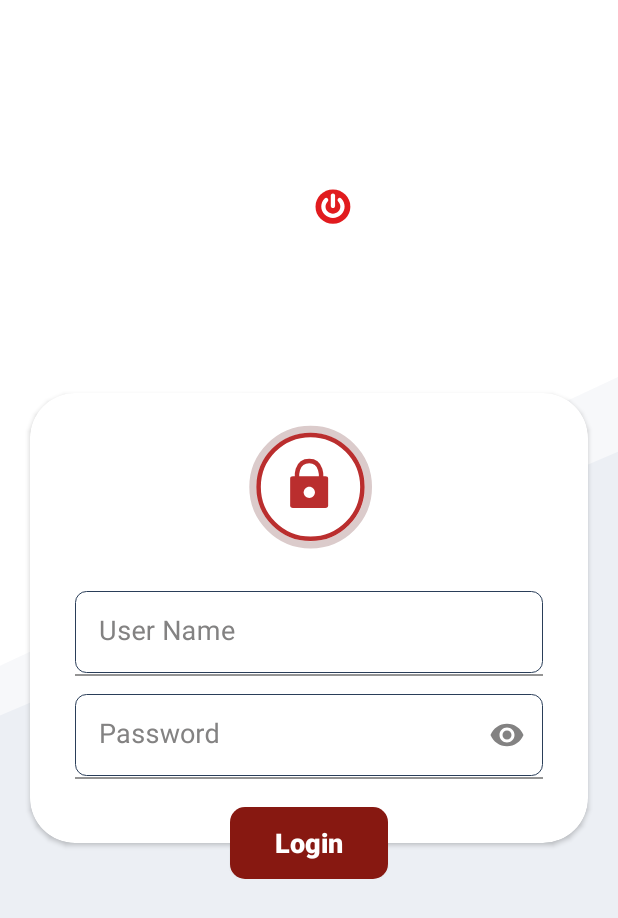
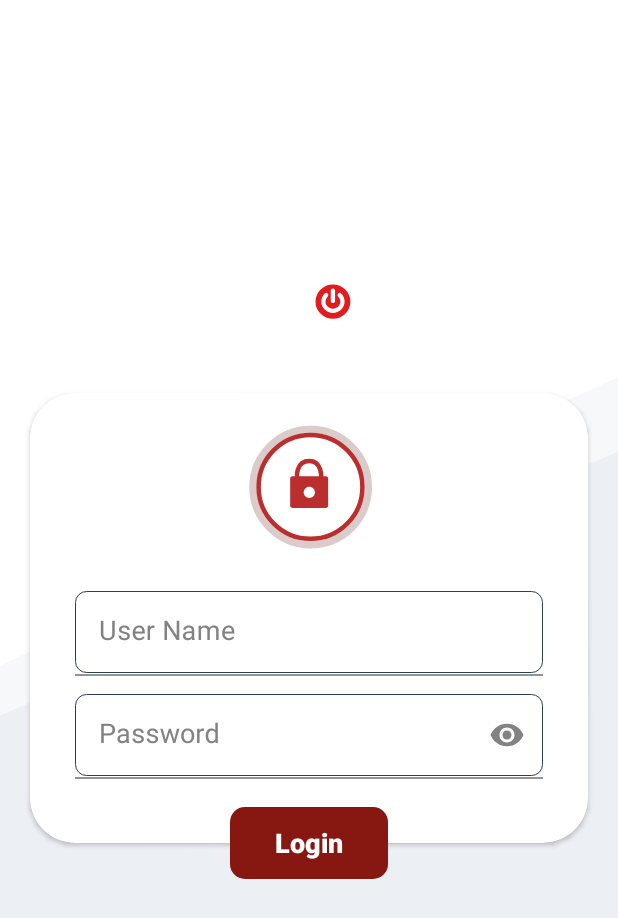
Before and after one commit to Muhammedjasir/ClikOn, an Android app: the screen it shows after launch (LoginActivity), on a phone screen of 412 x 824 dp. Shown: the top 918 px of the screen. Run offline under Robolectric (Android 15) with nearby library versions, the phone set to English and light mode, and no system bars.

Commit message:
02/09/2021 Adil Farhan - activity_login.xml screen fixing

```diff
--- a/app/src/main/res/layout/activity_login.xml
+++ b/app/src/main/res/layout/activity_login.xml
@@ -1,10 +1,12 @@
 <?xml version="1.0" encoding="utf-8"?>
-<androidx.constraintlayout.widget.ConstraintLayout xmlns:android="http://schemas.android.com/apk/res/android"
+<RelativeLayout
+    xmlns:android="http://schemas.android.com/apk/res/android"
     xmlns:app="http://schemas.android.com/apk/res-auto"
     xmlns:tools="http://schemas.android.com/tools"
     android:layout_width="match_parent"
     android:layout_height="match_parent"
     tools:context=".activity.LoginActivity">
+
     <VideoView
         android:id="@+id/videoView"
         android:layout_width="match_parent"
@@ -14,15 +16,10 @@
         android:layout_gravity="center" />
 
     <LinearLayout
-        android:id="@+id/jdshj"
         android:layout_width="match_parent"
         android:layout_height="wrap_content"
-        android:orientation="vertical"
-        app:layout_constraintBottom_toTopOf="@+id/constraintLayout3"
-        app:layout_constraintTop_toTopOf="parent"
-        app:layout_constraintVertical_bias="0.652"
-        tools:ignore="MissingConstraints"
-        tools:layout_editor_absoluteX="0dp">
+        android:layout_above="@+id/constraintLayout3"
+        android:orientation="vertical">
 
         <ImageView
             android:layout_width="wrap_content"
@@ -53,13 +50,14 @@
         android:layout_marginTop="300dp"
         android:background="@drawable/ic_bottum_sheet_03"
         android:orientation="horizontal" />
-
+<ScrollView
+    android:id="@+id/constraintLayout3"
+    android:layout_width="match_parent"
+    android:layout_height="wrap_content"
+    android:layout_centerInParent="true">
     <androidx.constraintlayout.widget.ConstraintLayout
-        android:id="@+id/constraintLayout3"
         android:layout_width="match_parent"
-        android:layout_height="wrap_content"
-        app:layout_constraintBottom_toBottomOf="@+id/videoView"
-        app:layout_constraintTop_toTopOf="@+id/videoView">
+        android:layout_height="wrap_content">
 
         <androidx.cardview.widget.CardView
             android:id="@+id/cardView"
@@ -161,5 +159,6 @@
             app:layout_constraintTop_toTopOf="parent" />
 
     </androidx.constraintlayout.widget.ConstraintLayout>
+</ScrollView>
 
-</androidx.constraintlayout.widget.ConstraintLayout>
+</RelativeLayout>
```
